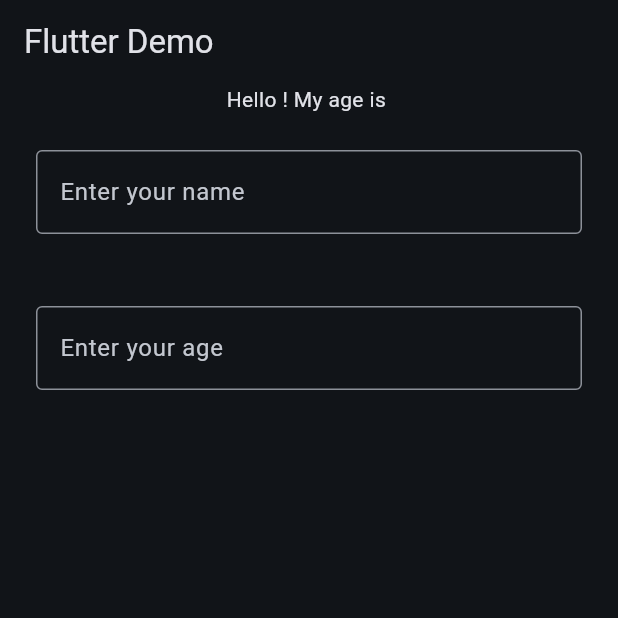
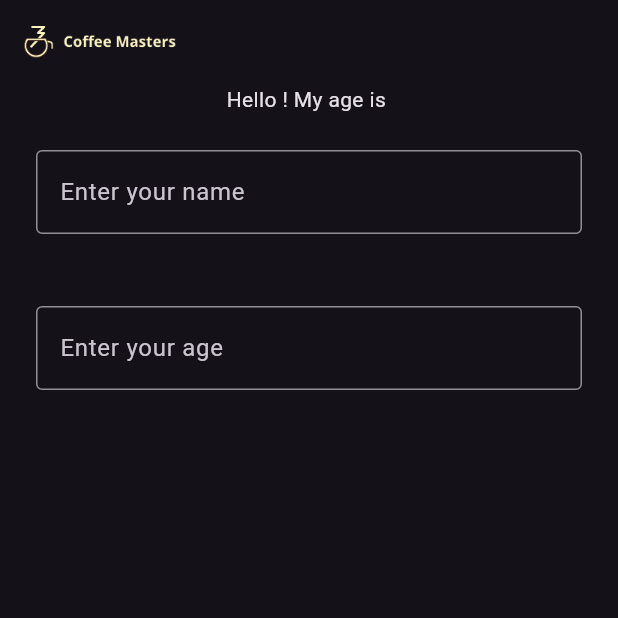
Before and after one commit to IlliyyinAkbar2002/Flutter-App-Coffee, a Flutter app: the screen it shows after launch, on a phone screen of 412 x 824 dp, the top half of it. Run offline on Flutter 3.47's test engine with Material 3 defaults, Android fonts, the phone set to English and light mode, and no system bars; Roboto replaces fonts that are missing (Poppins).

```diff
--- a/lib/main.dart
+++ b/lib/main.dart
@@ -51,22 +51,17 @@ class MainApp extends StatelessWidget {
   @override
   Widget build(BuildContext context) {
     return MaterialApp(
+      title: 'Flutter Demo',
       theme: ThemeData(
-        primaryColor: Colors.blue,
-        colorScheme: ColorScheme.fromSeed(
-          seedColor: Colors.blue,
-          brightness: Brightness.dark,
-        ),
+        primarySwatch: Colors.brown,
+        brightness: Brightness.dark,
+        fontFamily: 'Poppins',
       ),
-      title: 'Flutter Demo',
       home: Scaffold(
         appBar: AppBar(
-          title: const Text('Flutter Demo'),
+          title: Image.asset('images/logo.png'),
         ),
-        // theme: ThemeData(primaryColor: Colors.blue),
-        body: const Center(
-          child: HelloWorld(),
-        ),
+        body: const HelloWorld(),
       ),
     );
   }
--- a/pubspec.yaml
+++ b/pubspec.yaml
@@ -17,3 +17,5 @@ dev_dependencies:
 
 flutter:
   uses-material-design: true
+  assets:
+    - images/
```
